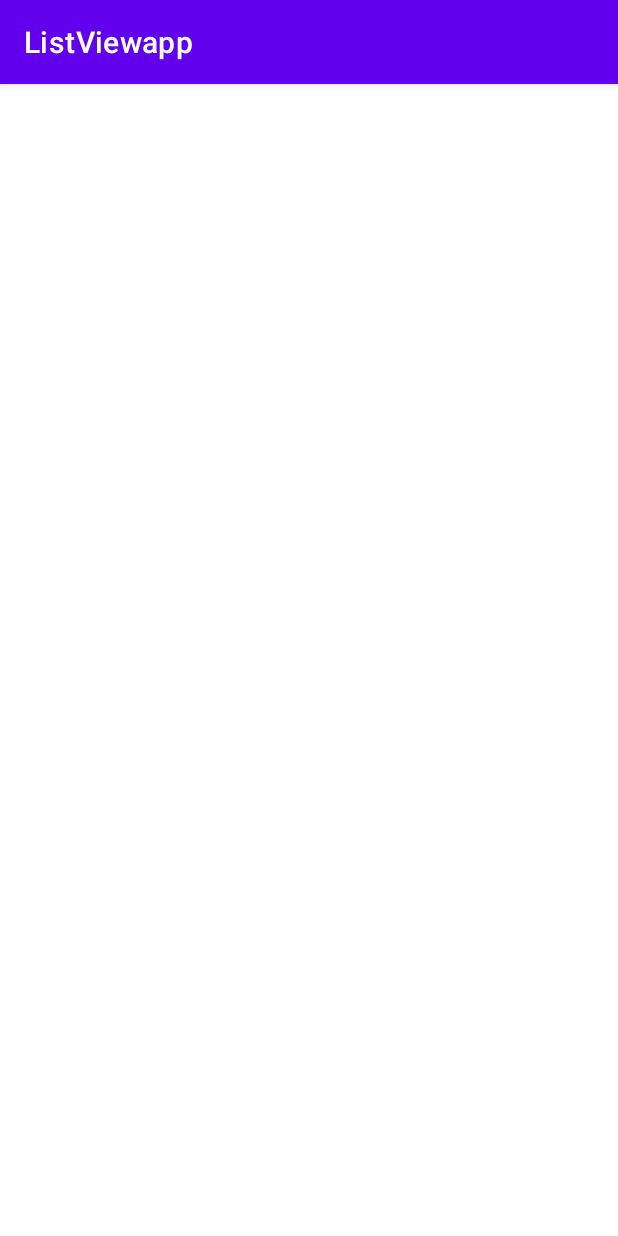
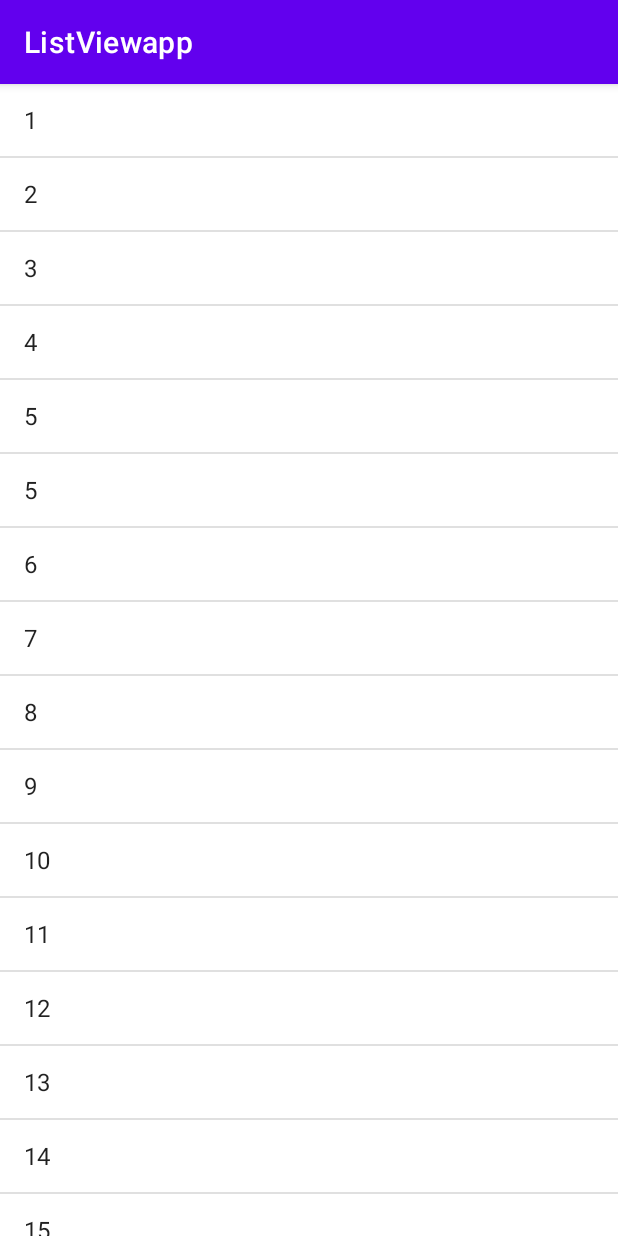
Before and after one commit to kravchenko89/ListViewapp, an Android app: the screen it shows after launch (MainActivity), on a phone screen of 412 x 824 dp. Run offline under Robolectric (Android 15) with nearby library versions, the phone set to English and light mode, and no system bars.

Commit message:
simple_list_view

```diff
--- a/app/src/main/java/ru/kravchenko/listviewapp/MainActivity.kt
+++ b/app/src/main/java/ru/kravchenko/listviewapp/MainActivity.kt
@@ -2,10 +2,20 @@ package ru.kravchenko.listviewapp
 
 import androidx.appcompat.app.AppCompatActivity
 import android.os.Bundle
+import android.widget.ArrayAdapter
+import android.widget.ListView
 
 class MainActivity : AppCompatActivity() {
+
     override fun onCreate(savedInstanceState: Bundle?) {
         super.onCreate(savedInstanceState)
         setContentView(R.layout.activity_main)
+        val array = arrayOf("1", "2", "3", "4", "5", "5", "6",
+            "7", "8", "9", "10", "11", "12", "13", "14", "15", "16", "17", "18", "19", "20")
+
+        val list_view: ListView = findViewById(R.id.list_view)
+        val adapter = ArrayAdapter<String>(this, android.R.layout.simple_list_item_1, array)
+        list_view.adapter = adapter
+
     }
 }
--- a/app/src/main/res/layout/activity_main.xml
+++ b/app/src/main/res/layout/activity_main.xml
@@ -1,7 +1,13 @@
 <?xml version="1.0" encoding="utf-8"?>
-<androidx.constraintlayout.widget.ConstraintLayout xmlns:android="http://schemas.android.com/apk/res/android"
-    xmlns:app="http://schemas.android.com/apk/res-auto"
+<RelativeLayout xmlns:android="http://schemas.android.com/apk/res/android"
     xmlns:tools="http://schemas.android.com/tools"
     android:layout_width="match_parent"
     android:layout_height="match_parent"
-    tools:context=".MainActivity"/>
+    tools:context=".MainActivity">
+
+    <ListView
+        android:id="@+id/list_view"
+        android:layout_width="match_parent"
+        android:layout_height="wrap_content" />
+
+</RelativeLayout>
```
